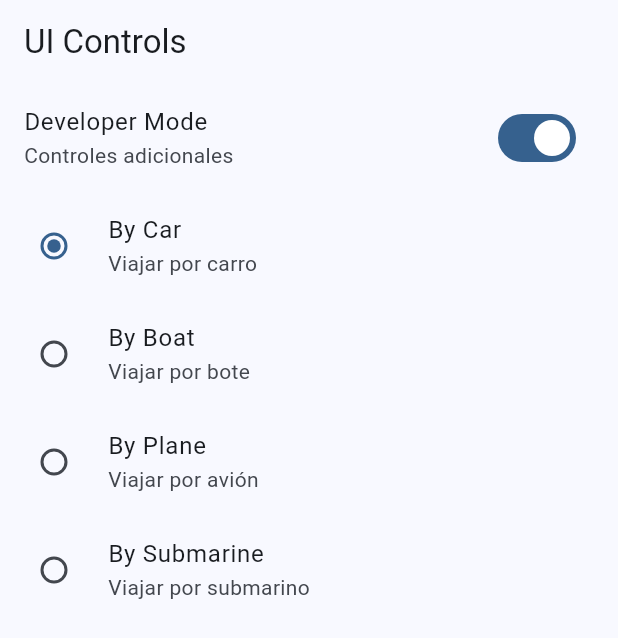
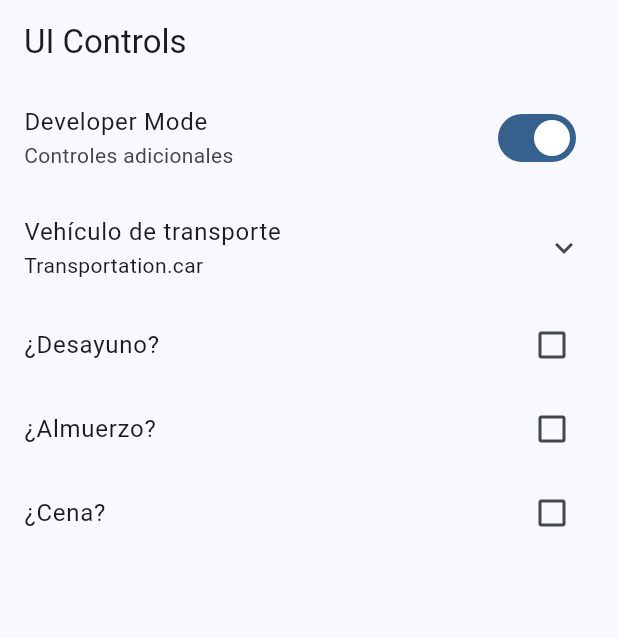
Before and after one commit to Kanicbay/Flutter-Learning, a Flutter app: the UiControlsScreen screen opened by its route, on a phone screen of 412 x 824 dp. Shown: the top 638 px of the screen. Run offline on Flutter 3.47's test engine with Material 3 defaults, Android fonts, the phone set to English and light mode, and no system bars; our stand-ins replace animate_do, dio, go_router, video_player.

Commit message:
feat(widgets_app): add ExpansionTile and CheckboxListTile
Brian Coyago

```diff
--- a/Flutter/widgets_app/lib/presentation/screens/ui_controls/ui_controls_screen.dart
+++ b/Flutter/widgets_app/lib/presentation/screens/ui_controls/ui_controls_screen.dart
@@ -26,6 +26,9 @@ enum Transportation { car, plane, boat, submarine }
 class _UiControlsViewState extends State<_UiControlsView> {
   bool isDeveloper = true;
   Transportation selectedTransportation = Transportation.car;
+  bool wantsBreakfast = false;
+  bool wantsLunch = false;
+  bool wantsDinner = false;
 
   @override
   Widget build(BuildContext context) {
@@ -43,6 +46,10 @@ class _UiControlsViewState extends State<_UiControlsView> {
           },
         ),
 
+        ExpansionTile(
+          title: const Text('Vehículo de transporte'),
+          subtitle: Text('$selectedTransportation'),
+          children: [
             RadioGroup<Transportation>(
               groupValue: selectedTransportation,
               onChanged: (value) {
@@ -76,6 +83,36 @@ class _UiControlsViewState extends State<_UiControlsView> {
               ),
             ),
           ],
+        ),
+
+        CheckboxListTile(
+          title: const Text('¿Desayuno?'),
+          value: wantsBreakfast,
+          onChanged: (value) {
+            setState(() {
+              wantsBreakfast = !wantsBreakfast;
+            });
+          },
+        ),
+        CheckboxListTile(
+          title: const Text('¿Almuerzo?'),
+          value: wantsLunch,
+          onChanged: (value) {
+            setState(() {
+              wantsLunch = !wantsLunch;
+            });
+          },
+        ),
+        CheckboxListTile(
+          title: const Text('¿Cena?'),
+          value: wantsDinner,
+          onChanged: (value) {
+            setState(() {
+              wantsDinner = !wantsDinner;
+            });
+          },
+        ),
+      ],
     );
   }
 }
```
Lines whose indentation alone changed are shown as unchanged.
